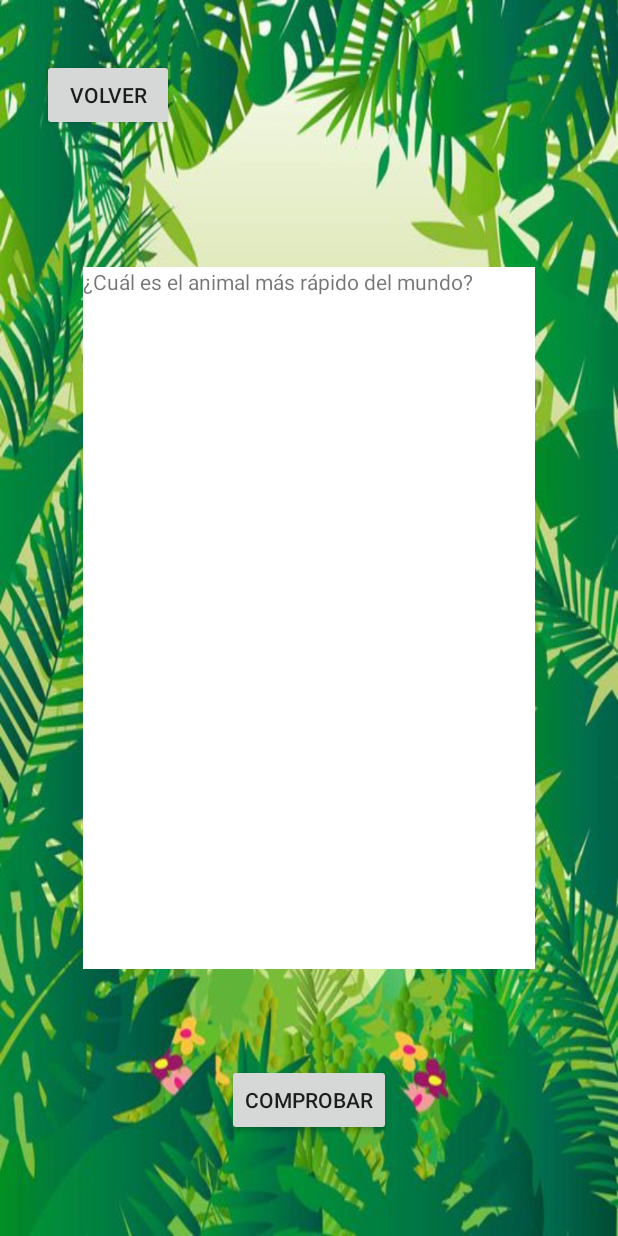
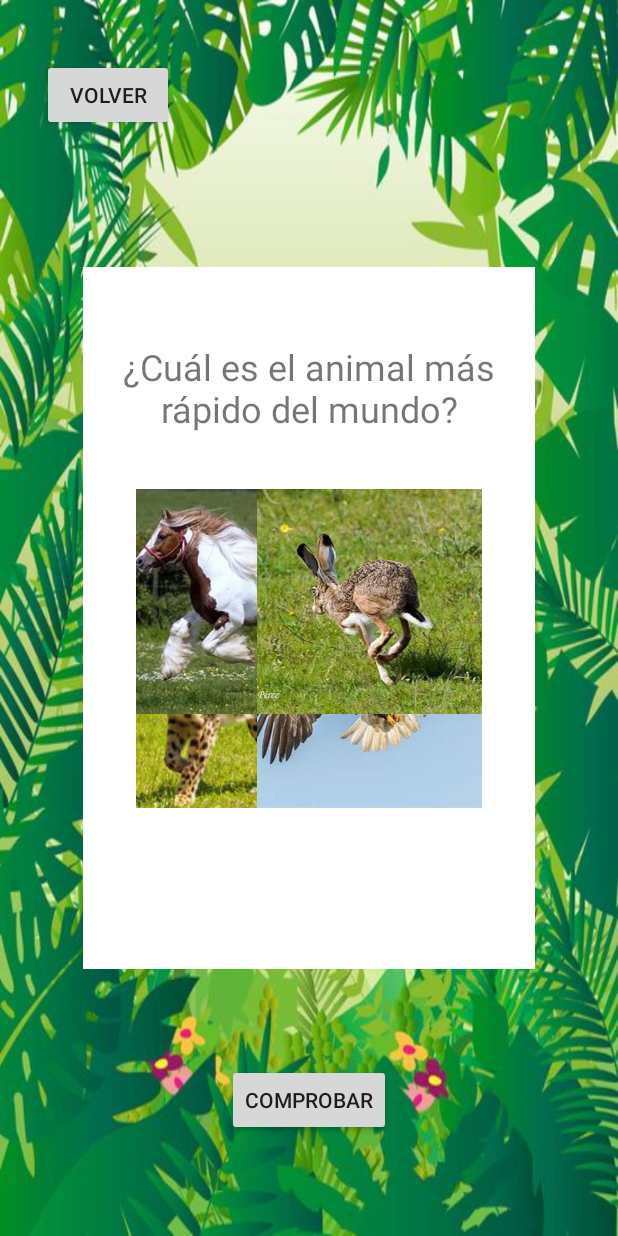
Before and after one commit to Z4RCO/Practica1Moviles, an Android app: the fragment Pregunta2 placed in its activity, on a phone screen of 412 x 824 dp. Run offline under Robolectric (Android 15) with nearby library versions, the phone set to English and light mode, and no system bars.

Commit message:
p2 imagenes p1 ratio  arreglado

```diff
--- a/app/src/main/res/layout/fragment_pregunta1.xml
+++ b/app/src/main/res/layout/fragment_pregunta1.xml
@@ -22,7 +22,7 @@
 
     <RadioGroup
         android:id="@+id/radioGroup4"
-        android:layout_width="350sp"
+        android:layout_width="250sp"
         android:layout_height="wrap_content"
         app:layout_constraintBottom_toBottomOf="parent"
         app:layout_constraintEnd_toEndOf="parent"
--- a/app/src/main/res/layout/fragment_pregunta2.xml
+++ b/app/src/main/res/layout/fragment_pregunta2.xml
@@ -1,15 +1,67 @@
 <?xml version="1.0" encoding="utf-8"?>
-<FrameLayout xmlns:android="http://schemas.android.com/apk/res/android"
+<androidx.constraintlayout.widget.ConstraintLayout xmlns:android="http://schemas.android.com/apk/res/android"
+    xmlns:app="http://schemas.android.com/apk/res-auto"
     xmlns:tools="http://schemas.android.com/tools"
     android:layout_width="match_parent"
     android:layout_height="match_parent"
+    android:background="@color/white"
     tools:context=".Pregunta2">
 
-    <!-- TODO: Update blank fragment layout -->
     <TextView
-        android:layout_width="match_parent"
-        android:layout_height="match_parent"
-        android:background="@color/white"
-        android:text="@string/p2" />
+        android:id="@+id/textView"
+        android:layout_width="wrap_content"
+        android:layout_height="wrap_content"
+        android:layout_marginTop="50dp"
+        android:text="@string/p2"
+        android:textAlignment="center"
+        android:textSize="24sp"
+        app:layout_constraintEnd_toEndOf="parent"
+        app:layout_constraintHorizontal_bias="0.5"
+        app:layout_constraintStart_toStartOf="parent"
+        app:layout_constraintTop_toTopOf="parent" />
 
-</FrameLayout>
+    <ImageView
+        android:id="@+id/r21"
+        android:layout_width="150dp"
+        android:layout_height="150dp"
+        android:layout_marginStart="35dp"
+        android:layout_marginTop="100dp"
+        android:contentDescription="@string/r21"
+        android:src="@drawable/guepardo"
+        app:layout_constraintStart_toStartOf="parent"
+        app:layout_constraintTop_toBottomOf="@+id/textView" />
+
+    <ImageView
+        android:id="@+id/r22"
+        android:layout_width="150dp"
+        android:layout_height="150dp"
+        android:layout_marginTop="100dp"
+        android:layout_marginEnd="35dp"
+        android:contentDescription="@string/r22"
+        android:src="@drawable/aguila"
+        app:layout_constraintEnd_toEndOf="parent"
+        app:layout_constraintTop_toBottomOf="@+id/textView" />
+
+    <ImageView
+        android:id="@+id/r23"
+        android:layout_width="150dp"
+        android:layout_height="150dp"
+        android:layout_marginStart="35dp"
+        android:layout_marginBottom="170dp"
+        android:contentDescription="@string/r23"
+        android:src="@drawable/caballo"
+        app:layout_constraintBottom_toBottomOf="parent"
+        app:layout_constraintStart_toStartOf="parent" />
+
+    <ImageView
+        android:id="@+id/r24"
+        android:layout_width="150dp"
+        android:layout_height="150dp"
+        android:layout_marginEnd="35dp"
+        android:layout_marginBottom="170dp"
+        android:contentDescription="@string/r24"
+        android:src="@drawable/liebre"
+        app:layout_constraintBottom_toBottomOf="parent"
+        app:layout_constraintEnd_toEndOf="parent" />
+
+</androidx.constraintlayout.widget.ConstraintLayout>
```
Also changed, not shown: app/src/main/res/drawable/aguila.jpg (added), app/src/main/res/drawable/caballo.jpg (added), app/src/main/res/drawable/guepardo.jpg (added), app/src/main/res/drawable/liebre.jpg (added).
